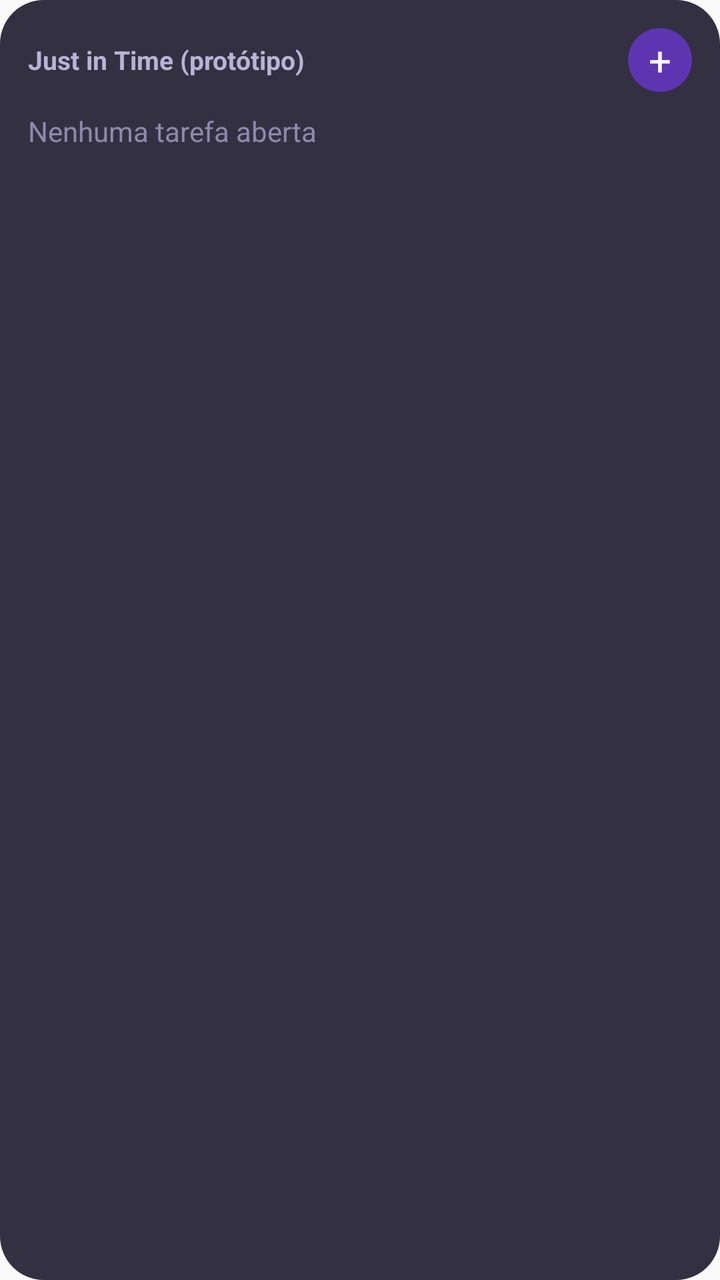
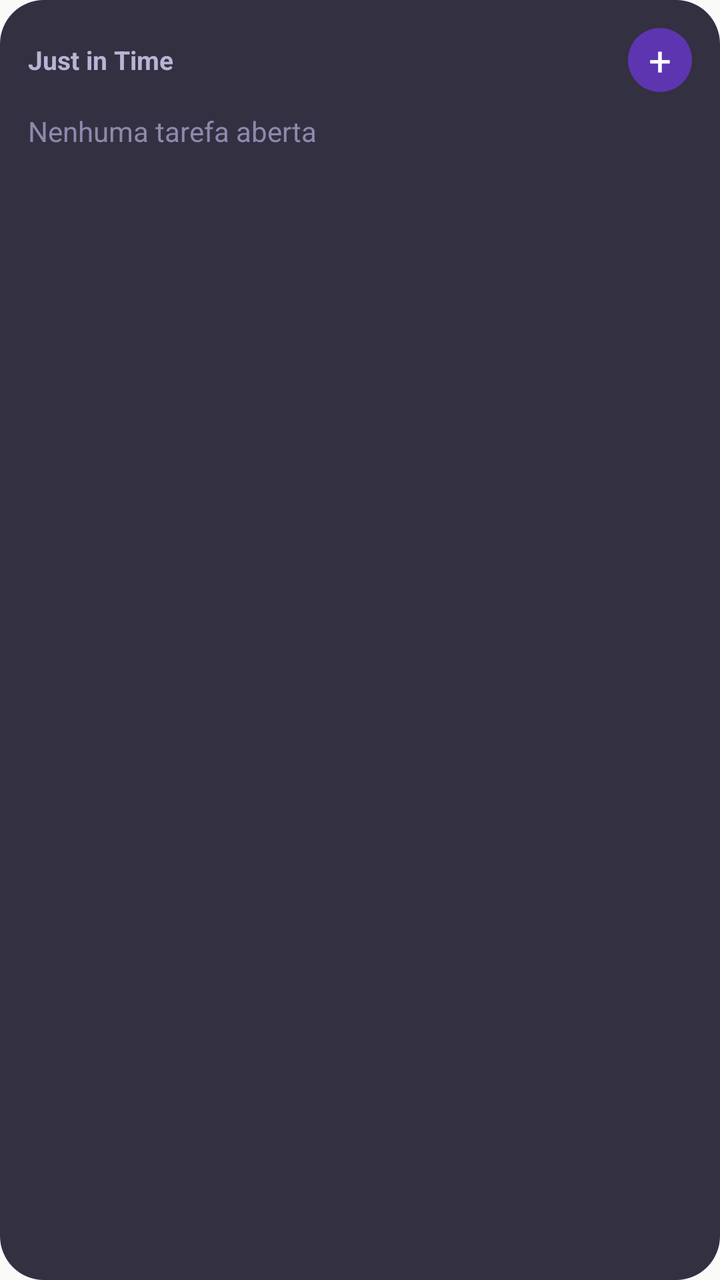

Screens rendered from an Android XML layout before and after an edit, with the pre-edit source and the edit as a unified diff.
<!-- AndroidManifest.xml: application theme android:Theme.Material.Light.DarkActionBar -->
<!-- res/layout/widget_prazo.xml -->
<?xml version="1.0" encoding="utf-8"?>
<LinearLayout xmlns:android="http://schemas.android.com/apk/res/android"
    android:id="@+id/raiz"
    android:layout_width="match_parent"
    android:layout_height="match_parent"
    android:background="@drawable/widget_fundo"
    android:orientation="vertical"
    android:padding="14dp">

    <LinearLayout
        android:layout_width="match_parent"
        android:layout_height="wrap_content"
        android:gravity="center_vertical"
        android:orientation="horizontal">

        <TextView
            android:layout_width="0dp"
            android:layout_height="wrap_content"
            android:layout_weight="1"
            android:text="@string/app_name"
            android:textColor="#B9B4D6"
            android:textSize="13sp"
            android:textStyle="bold" />

        <TextView
            android:id="@+id/botaoMais"
            android:layout_width="32dp"
            android:layout_height="32dp"
            android:background="@drawable/widget_botao"
            android:gravity="center"
            android:text="+"
            android:textColor="#FFFFFF"
            android:textSize="20sp" />
    </LinearLayout>

    <TextView
        android:id="@+id/vazio"
        android:layout_width="match_parent"
        android:layout_height="wrap_content"
        android:layout_marginTop="10dp"
        android:text="Nenhuma tarefa aberta"
        android:textColor="#8E89AD"
        android:textSize="14sp" />

    <LinearLayout
        android:id="@+id/linha1"
        android:layout_width="match_parent"
        android:layout_height="wrap_content"
        android:layout_marginTop="6dp"
        android:gravity="center_vertical"
        android:orientation="horizontal"
        android:visibility="gone">

        <TextView
            android:id="@+id/barra1"
            android:layout_width="4dp"
            android:layout_height="28dp"
            android:background="#8E89AD" />

        <TextView
            android:id="@+id/nome1"
            android:layout_width="0dp"
            android:layout_height="wrap_content"
            android:layout_marginStart="10dp"
            android:layout_weight="1"
            android:ellipsize="end"
            android:maxLines="1"
            android:textColor="#FFFFFF"
            android:textSize="15sp" />

        <Chronometer
            android:id="@+id/crono1"
            android:layout_width="wrap_content"
            android:layout_height="wrap_content"
            android:layout_marginStart="8dp"
            android:fontFamily="monospace"
            android:textColor="#FFFFFF"
            android:textSize="16sp"
            android:textStyle="bold"
            android:visibility="gone" />

        <TextView
            android:id="@+id/info1"
            android:layout_width="wrap_content"
            android:layout_height="wrap_content"
            android:layout_marginStart="8dp"
            android:textSize="14sp"
            android:textStyle="bold"
            android:visibility="gone" />
    </LinearLayout>

    <LinearLayout
        android:id="@+id/linha2"
        android:layout_width="match_parent"
        android:layout_height="wrap_content"
        android:layout_marginTop="6dp"
        android:gravity="center_vertical"
        android:orientation="horizontal"
        android:visibility="gone">

        <TextView
            android:id="@+id/barra2"
            android:layout_width="4dp"
            android:layout_height="28dp"
            android:background="#8E89AD" />

        <TextView
            android:id="@+id/nome2"
            android:layout_width="0dp"
            android:layout_height="wrap_content"
            android:layout_marginStart="10dp"
            android:layout_weight="1"
            android:ellipsize="end"
            android:maxLines="1"
            android:textColor="#FFFFFF"
            android:textSize="15sp" />

        <Chronometer
            android:id="@+id/crono2"
            android:layout_width="wrap_content"
            android:layout_height="wrap_content"
            android:layout_marginStart="8dp"
            android:fontFamily="monospace"
            android:textColor="#FFFFFF"
            android:textSize="16sp"
            android:textStyle="bold"
            android:visibility="gone" />

        <TextView
            android:id="@+id/info2"
            android:layout_width="wrap_content"
            android:layout_height="wrap_content"
            android:layout_marginStart="8dp"
            android:textSize="14sp"
            android:textStyle="bold"
            android:visibility="gone" />
    </LinearLayout>

    <LinearLayout
        android:id="@+id/linha3"
        android:layout_width="match_parent"
        android:layout_height="wrap_content"
        android:layout_marginTop="6dp"
        android:gravity="center_vertical"
        android:orientation="horizontal"
        android:visibility="gone">

        <TextView
            android:id="@+id/barra3"
            android:layout_width="4dp"
            android:layout_height="28dp"
            android:background="#8E89AD" />

        <TextView
            android:id="@+id/nome3"
            android:layout_width="0dp"
            android:layout_height="wrap_content"
            android:layout_marginStart="10dp"
            android:layout_weight="1"
            android:ellipsize="end"
            android:maxLines="1"
            android:textColor="#FFFFFF"
            android:textSize="15sp" />

        <Chronometer
            android:id="@+id/crono3"
            android:layout_width="wrap_content"
            android:layout_height="wrap_content"
            android:layout_marginStart="8dp"
            android:fontFamily="monospace"
            android:textColor="#FFFFFF"
            android:textSize="16sp"
            android:textStyle="bold"
            android:visibility="gone" />

        <TextView
            android:id="@+id/info3"
            android:layout_width="wrap_content"
            android:layout_height="wrap_content"
            android:layout_marginStart="8dp"
            android:textSize="14sp"
            android:textStyle="bold"
            android:visibility="gone" />
    </LinearLayout>

    <TextView
        android:id="@+id/mais"
        android:layout_width="match_parent"
        android:layout_height="wrap_content"
        android:layout_marginTop="6dp"
        android:textColor="#8E89AD"
        android:textSize="12sp"
        android:visibility="gone" />
</LinearLayout>
<!-- resources referenced by this layout -->
<resources>
  <!-- drawable widget_botao (drawable) -->
  <?xml version="1.0" encoding="utf-8"?>
  <shape xmlns:android="http://schemas.android.com/apk/res/android" android:shape="oval">
      <solid android:color="#5E35B1" />
  </shape>
  <!-- drawable widget_fundo (drawable) -->
  <?xml version="1.0" encoding="utf-8"?>
  <shape xmlns:android="http://schemas.android.com/apk/res/android" android:shape="rectangle">
      <solid android:color="#E61E1B2E" />
      <corners android:radius="22dp" />
  </shape>
  <string name="app_name">Just in Time (protótipo)</string>
</resources>

<!-- the commit's change to res/layout/widget_prazo.xml (unified diff, before → after) -->
@@ -17,7 +17,7 @@
             android:layout_width="0dp"
             android:layout_height="wrap_content"
             android:layout_weight="1"
-            android:text="@string/app_name"
+            android:text="@string/widget_titulo"
             android:textColor="#B9B4D6"
             android:textSize="13sp"
             android:textStyle="bold" />
@@ -28,7 +28,7 @@
             android:layout_height="32dp"
             android:background="@drawable/widget_botao"
             android:gravity="center"
-            android:text="+"
+            android:text="@string/mais_simbolo"
             android:textColor="#FFFFFF"
             android:textSize="20sp" />
     </LinearLayout>
@@ -38,7 +38,7 @@
         android:layout_width="match_parent"
         android:layout_height="wrap_content"
         android:layout_marginTop="10dp"
-        android:text="Nenhuma tarefa aberta"
+        android:text="@string/nenhuma_tarefa"
         android:textColor="#8E89AD"
         android:textSize="14sp" />
 
@@ -46,15 +46,16 @@
         android:id="@+id/linha1"
         android:layout_width="match_parent"
         android:layout_height="wrap_content"
-        android:layout_marginTop="6dp"
+        android:layout_marginStart="0dp"
+        android:layout_marginTop="10dp"
         android:gravity="center_vertical"
         android:orientation="horizontal"
         android:visibility="gone">
 
         <TextView
             android:id="@+id/barra1"
-            android:layout_width="4dp"
-            android:layout_height="28dp"
+            android:layout_width="5dp"
+            android:layout_height="38dp"
             android:background="#8E89AD" />
 
         <TextView
@@ -66,7 +67,8 @@
             android:ellipsize="end"
             android:maxLines="1"
             android:textColor="#FFFFFF"
-            android:textSize="15sp" />
+            android:textStyle="bold"
+            android:textSize="18sp" />
 
         <Chronometer
             android:id="@+id/crono1"
@@ -75,7 +77,7 @@
             android:layout_marginStart="8dp"
             android:fontFamily="monospace"
             android:textColor="#FFFFFF"
-            android:textSize="16sp"
+            android:textSize="21sp"
             android:textStyle="bold"
             android:visibility="gone" />
 
@@ -93,6 +95,7 @@
         android:id="@+id/linha2"
         android:layout_width="match_parent"
         android:layout_height="wrap_content"
+        android:layout_marginStart="16dp"
         android:layout_marginTop="6dp"
         android:gravity="center_vertical"
         android:orientation="horizontal"
@@ -100,8 +103,8 @@
 
         <TextView
             android:id="@+id/barra2"
-            android:layout_width="4dp"
-            android:layout_height="28dp"
+            android:layout_width="3dp"
+            android:layout_height="22dp"
             android:background="#8E89AD" />
 
         <TextView
@@ -112,8 +115,8 @@
             android:layout_weight="1"
             android:ellipsize="end"
             android:maxLines="1"
-            android:textColor="#FFFFFF"
-            android:textSize="15sp" />
+            android:textColor="#CFCBE3"
+            android:textSize="14sp" />
 
         <Chronometer
             android:id="@+id/crono2"
@@ -122,7 +125,7 @@
             android:layout_marginStart="8dp"
             android:fontFamily="monospace"
             android:textColor="#FFFFFF"
-            android:textSize="16sp"
+            android:textSize="15sp"
             android:textStyle="bold"
             android:visibility="gone" />
 
@@ -131,7 +134,7 @@
             android:layout_width="wrap_content"
             android:layout_height="wrap_content"
             android:layout_marginStart="8dp"
-            android:textSize="14sp"
+            android:textSize="12sp"
             android:textStyle="bold"
             android:visibility="gone" />
     </LinearLayout>
@@ -140,6 +143,7 @@
         android:id="@+id/linha3"
         android:layout_width="match_parent"
         android:layout_height="wrap_content"
+        android:layout_marginStart="16dp"
         android:layout_marginTop="6dp"
         android:gravity="center_vertical"
         android:orientation="horizontal"
@@ -147,8 +151,8 @@
 
         <TextView
             android:id="@+id/barra3"
-            android:layout_width="4dp"
-            android:layout_height="28dp"
+            android:layout_width="3dp"
+            android:layout_height="22dp"
             android:background="#8E89AD" />
 
         <TextView
@@ -159,8 +163,8 @@
             android:layout_weight="1"
             android:ellipsize="end"
             android:maxLines="1"
-            android:textColor="#FFFFFF"
-            android:textSize="15sp" />
+            android:textColor="#CFCBE3"
+            android:textSize="14sp" />
 
         <Chronometer
             android:id="@+id/crono3"
@@ -169,7 +173,7 @@
             android:layout_marginStart="8dp"
             android:fontFamily="monospace"
             android:textColor="#FFFFFF"
-            android:textSize="16sp"
+            android:textSize="15sp"
             android:textStyle="bold"
             android:visibility="gone" />
 
@@ -178,7 +182,7 @@
             android:layout_width="wrap_content"
             android:layout_height="wrap_content"
             android:layout_marginStart="8dp"
-            android:textSize="14sp"
+            android:textSize="12sp"
             android:textStyle="bold"
             android:visibility="gone" />
     </LinearLayout>
@@ -187,6 +191,7 @@
         android:id="@+id/mais"
         android:layout_width="match_parent"
         android:layout_height="wrap_content"
+        android:layout_marginStart="16dp"
         android:layout_marginTop="6dp"
         android:textColor="#8E89AD"
         android:textSize="12sp"
<!-- resource entries referenced after the edit -->
@@ -11,6 +11,8 @@
       <solid android:color="#E61E1B2E" />
       <corners android:radius="22dp" />
   </shape>
-  <string name="app_name">Just in Time (protótipo)</string>
+  <string name="mais_simbolo">+</string>
+  <string name="nenhuma_tarefa">Nenhuma tarefa aberta</string>
+  <string name="widget_titulo">Just in Time</string>
 </resources>
 
